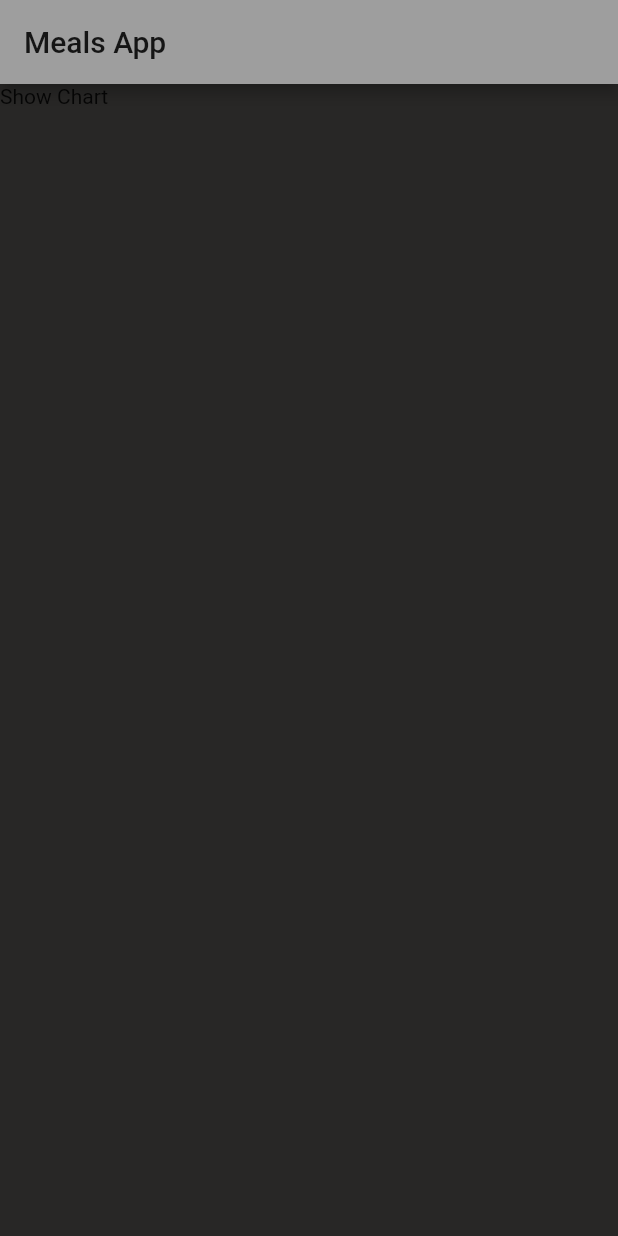
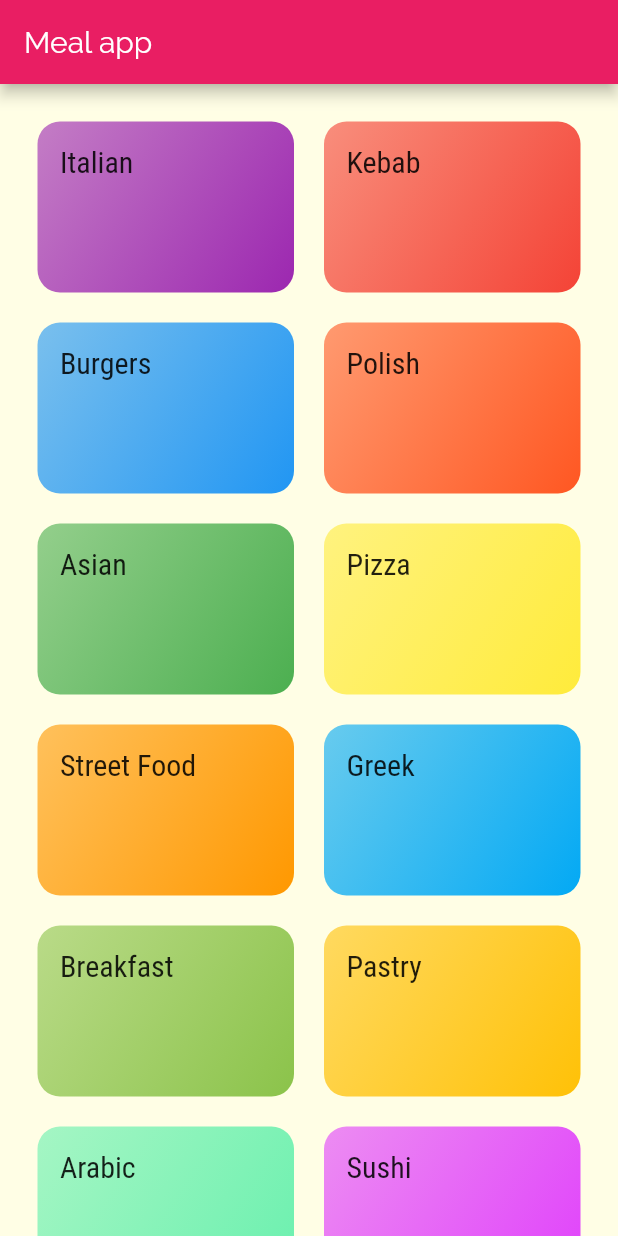
Before and after one commit to mintas123/Flutter-first-project, a Flutter app: the screen it shows after launch, on a phone screen of 412 x 824 dp. Run offline on Flutter 3.47's test engine with Material 2 defaults, Android fonts, the phone set to English and light mode, and no system bars.

Commit message:
Navigation basics, category and category meals screens added, fonts and styling

```diff
--- /dev/null
+++ b/lib/categories_screen.dart
@@ -0,0 +1,28 @@
+import 'package:flutter/material.dart';
+import 'package:flutter_complete_guide/category_item.dart';
+import 'package:flutter_complete_guide/dummy_data.dart';
+
+class CategoriesScreen extends StatelessWidget {
+  @override
+  Widget build(BuildContext context) {
+    return Scaffold(
+      appBar: AppBar(
+        title: const Text(
+          "Meal app",
+        ),
+      ),
+      body: GridView(
+        padding: const EdgeInsets.all(25),
+        children: DUMMY_CATEGORIES
+            .map((catData) => CategoryItem(catData))
+            .toList(),
+        gridDelegate: SliverGridDelegateWithMaxCrossAxisExtent(
+          maxCrossAxisExtent: 200,
+          childAspectRatio: 3 / 2,
+          crossAxisSpacing: 20,
+          mainAxisSpacing: 20,
+        ),
+      ),
+    );
+  }
+}
--- /dev/null
+++ b/lib/category_item.dart
@@ -0,0 +1,43 @@
+import 'package:flutter/material.dart';
+import 'package:flutter_complete_guide/category_meals_screen.dart';
+import 'package:flutter_complete_guide/models/category.dart';
+
+class CategoryItem extends StatelessWidget {
+  final Category category;
+
+  CategoryItem(this.category);
+
+  void selectCategory(BuildContext ctx) {
+    Navigator.of(ctx).pushNamed(
+      CategoryMealsScreen.routeName,
+      arguments: {'category': category},
+    );
+  }
+
+  @override
+  Widget build(BuildContext context) {
+    return InkWell(
+      onTap: () => selectCategory(context),
+      splashColor: Theme.of(context).primaryColor,
+      borderRadius: BorderRadius.circular(15),
+      child: Container(
+        padding: const EdgeInsets.all(15),
+        child: Text(
+          category.title,
+          style: Theme.of(context).textTheme.headline6,
+        ),
+        decoration: BoxDecoration(
+          gradient: LinearGradient(
+            colors: [
+              category.color.withOpacity(0.6),
+              category.color,
+            ],
+            begin: Alignment.topLeft,
+            end: Alignment.bottomRight,
+          ),
+          borderRadius: BorderRadius.circular(15),
+        ),
+      ),
+    );
+  }
+}
--- /dev/null
+++ b/lib/category_meals_screen.dart
@@ -0,0 +1,22 @@
+import 'package:flutter/material.dart';
+import 'package:flutter_complete_guide/models/category.dart';
+
+class CategoryMealsScreen extends StatelessWidget {
+  static const routeName = '/category-meals';
+
+  @override
+  Widget build(BuildContext context) {
+    final routeAtgs =
+        ModalRoute.of(context).settings.arguments as Map<String, Object>;
+    final category = routeAtgs['category'] as Category;
+
+    return Scaffold(
+      appBar: AppBar(
+        title: Text(category.title),
+      ),
+      body: Center(
+        child: Text('recipes'),
+      ),
+    );
+  }
+}
--- /dev/null
+++ b/lib/dummy_data.dart
@@ -0,0 +1,17 @@
+import 'package:flutter/material.dart';
+import 'package:flutter_complete_guide/models/category.dart';
+
+const DUMMY_CATEGORIES = const [
+  Category(id: 'c1', title: 'Italian', color: Colors.purple),
+  Category(id: 'c2', title: 'Kebab', color: Colors.red),
+  Category(id: 'c3', title: 'Burgers', color: Colors.blue),
+  Category(id: 'c4', title: 'Polish', color: Colors.deepOrange),
+  Category(id: 'c5', title: 'Asian', color: Colors.green),
+  Category(id: 'c6', title: 'Pizza', color: Colors.yellow),
+  Category(id: 'c7', title: 'Street Food', color: Colors.orange),
+  Category(id: 'c8', title: 'Greek', color: Colors.lightBlue),
+  Category(id: 'c9', title: 'Breakfast', color: Colors.lightGreen),
+  Category(id: 'c10', title: 'Pastry', color: Colors.amber),
+  Category(id: 'c11', title: 'Arabic', color: Colors.greenAccent),
+  Category(id: 'c12', title: 'Sushi', color: Colors.purpleAccent),
+];
--- a/lib/main.dart
+++ b/lib/main.dart
@@ -1,4 +1,6 @@
 import 'package:flutter/material.dart';
+import 'package:flutter_complete_guide/categories_screen.dart';
+import 'package:flutter_complete_guide/category_meals_screen.dart';
 
 void main() => runApp(MyApp());
 
@@ -7,31 +9,31 @@ class MyApp extends StatelessWidget {
   Widget build(BuildContext context) {
     return MaterialApp(
         title: "Meals App",
-        themeMode: ThemeMode.dark,
-        darkTheme: ThemeData(
-          primarySwatch: Colors.grey,
-          accentColor: Colors.deepOrange,
+        theme: ThemeData(
+          primarySwatch: Colors.pink,
+          accentColor: Colors.amber,
+          canvasColor: Color.fromRGBO(255, 254, 229, 1),
+          fontFamily: 'Raleway',
+          textTheme: ThemeData.light().textTheme.copyWith(
+                bodyText2: TextStyle(
+                  color: Color.fromRGBO(20, 51, 51, 1),
+                ),
+                bodyText1: TextStyle(
+                  color: Color.fromRGBO(20, 51, 51, 1),
+                ),
+                headline6: TextStyle(
+                  fontSize: 20,
+                  fontFamily: 'RobotoCondensed',
+                  // fontWeight: FontWeight.w300,
+                ),
+              ),
         ),
-        home: MyHomePage());
-  }
-}
+        // home: CategoriesScreen(),
 
-class MyHomePage extends StatefulWidget {
-  @override
-  State<StatefulWidget> createState() {
-    return _MyHomePageState();
-  }
-}
-
-class _MyHomePageState extends State<MyHomePage> {
-  @override
-  Widget build(BuildContext context) {
-    return Scaffold(
-      backgroundColor: Color(0xff282726),
-      appBar: AppBar(
-        title: Text('Meals App'),
-      ),
-      body: Text('Show Chart'),
+      routes: {
+          '/':  (ctx) => CategoriesScreen(), // same thing as home: x() above:
+          CategoryMealsScreen.routeName: (ctx) => CategoryMealsScreen()
+      },
     );
   }
 }
--- /dev/null
+++ b/lib/models/category.dart
@@ -0,0 +1,13 @@
+import 'package:flutter/material.dart';
+
+class Category {
+  final String id;
+  final String title;
+  final Color color;
+
+  const Category({
+    @required this.id,
+    @required this.title,
+    this.color = Colors.orange,
+  });
+}
```
Also changed, not shown: pubspec.yaml (+19 -22 lines), assets/fonts/Raleway-Black.ttf (added), assets/fonts/Raleway-Bold.ttf (added), assets/fonts/Raleway-Regular.ttf (added), assets/fonts/RobotoCondensed-Bold.ttf (added), assets/fonts/RobotoCondensed-Italic.ttf (added), assets/fonts/RobotoCondensed-Light.ttf (added), assets/fonts/RobotoCondensed-Regular.ttf (added).
